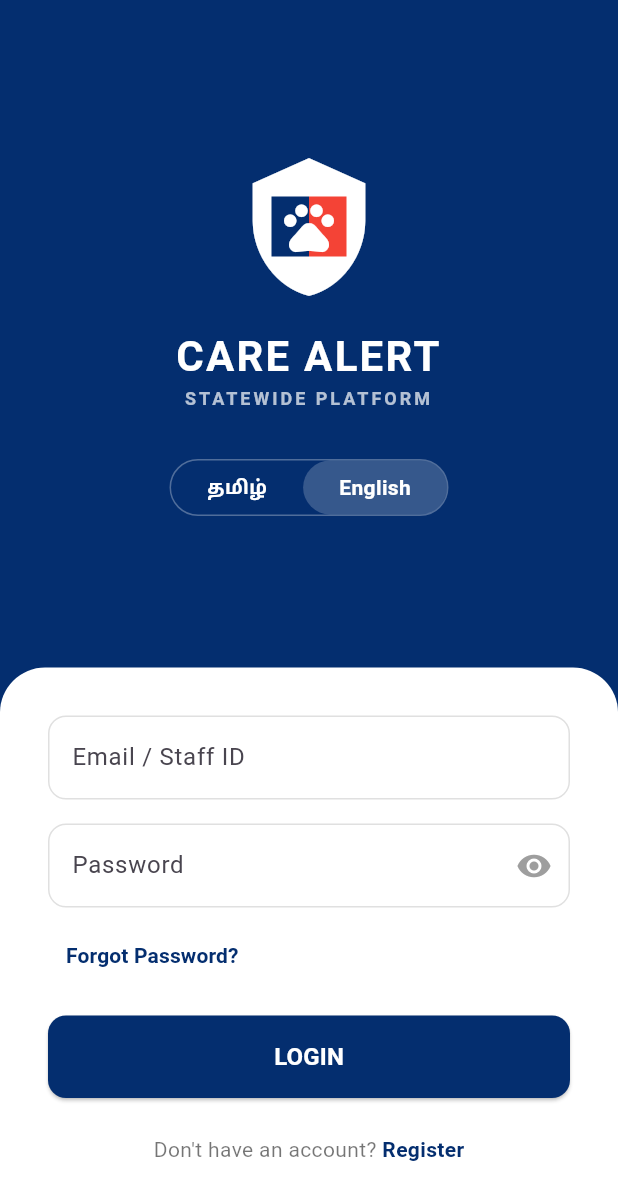
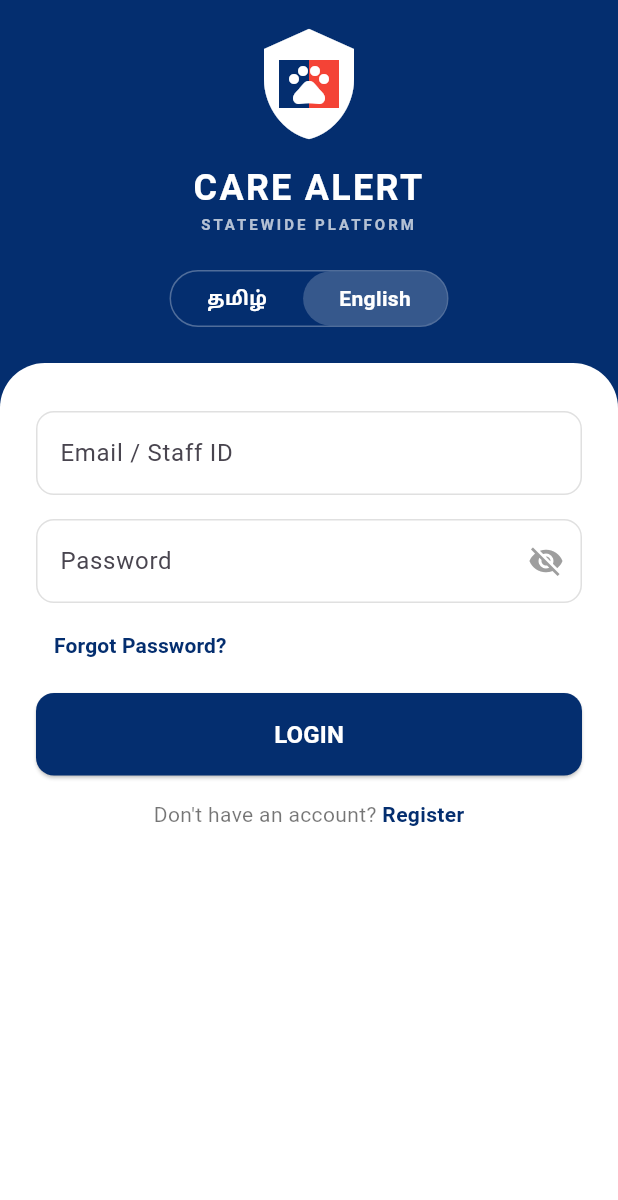
Before and after one commit to pragathipandiyan05-netizen/healthcare, a Flutter app: the screen it shows after launch, on a phone screen of 412 x 824 dp. Shown: the top 1200 px of the screen. Run offline on Flutter 3.47's test engine with Material 3 defaults, Android fonts, the phone set to English and light mode, and no system bars; our stand-ins replace cloud_firestore, firebase_core, geolocator, permission_handler, shared_preferences; accounts and stored records are empty.

Commit message:
Fix login screen layout and password toggle

```diff
--- a/frontend/lib/screens/login_screen.dart
+++ b/frontend/lib/screens/login_screen.dart
@@ -11,6 +11,7 @@ class _LoginScreenState extends State<LoginScreen> {
   final TextEditingController _staffIdController = TextEditingController();
   final TextEditingController _passwordController = TextEditingController();
   bool isEnglish = true;
+  bool? _obscurePassword = true;
 
   void _login() async {
     if (_staffIdController.text.trim() == 'staff@gmail.com' && _passwordController.text == 'password') {
@@ -42,34 +43,34 @@ class _LoginScreenState extends State<LoginScreen> {
       body: SafeArea(
         child: Column(
           children: [
-            Expanded(
-              child: Center(
-                child: SingleChildScrollView(
+            // Fixed Blue Header (Stable, never scrolls)
+            Container(
+              width: double.infinity,
+              padding: const EdgeInsets.only(top: 16, bottom: 24),
               child: Column(
-                    mainAxisAlignment: MainAxisAlignment.center,
+                mainAxisSize: MainAxisSize.min,
                 children: [
-                      const SizedBox(height: 40),
                   // Mock Logo
                   Stack(
                     alignment: Alignment.center,
                     children: [
-                          Icon(Icons.shield, size: 100, color: Colors.white),
+                      Icon(Icons.shield, size: 80, color: Colors.white),
                       Row(
                         mainAxisSize: MainAxisSize.min,
                         children: [
-                              Container(width: 25, height: 40, color: primaryBlue),
-                              Container(width: 25, height: 40, color: Colors.red),
+                          Container(width: 20, height: 32, color: primaryBlue),
+                          Container(width: 20, height: 32, color: Colors.red),
                         ],
                       ),
-                          Icon(Icons.pets, size: 40, color: Colors.white), // Mocking the horse/dog figure
+                      Icon(Icons.pets, size: 32, color: Colors.white), // Mocking the horse/dog figure
                     ],
                   ),
-                      const SizedBox(height: 16),
+                  const SizedBox(height: 12),
                   const Text(
                     'CARE ALERT',
                     textAlign: TextAlign.center,
                     style: TextStyle(
-                          fontSize: 28,
+                      fontSize: 24,
                       fontWeight: FontWeight.bold,
                       color: Colors.white,
                       letterSpacing: 1.5,
@@ -79,13 +80,13 @@ class _LoginScreenState extends State<LoginScreen> {
                     'STATEWIDE PLATFORM',
                     textAlign: TextAlign.center,
                     style: TextStyle(
-                          fontSize: 12,
+                      fontSize: 10,
                       color: Colors.white70,
                       fontWeight: FontWeight.w600,
                       letterSpacing: 2,
                     ),
                   ),
-                      const SizedBox(height: 32),
+                  const SizedBox(height: 24),
                   // Language Toggle
                   Container(
                     decoration: BoxDecoration(
@@ -126,22 +127,22 @@ class _LoginScreenState extends State<LoginScreen> {
                       ],
                     ),
                   ),
-                      const SizedBox(height: 40),
                 ],
               ),
             ),
-              ),
-            ),
-            // Bottom White Sheet
-            Container(
+            // Bottom White Sheet (Scrolls if needed)
+            Expanded(
+              child: Container(
                 decoration: const BoxDecoration(
                   color: Colors.white,
                   borderRadius: BorderRadius.vertical(top: Radius.circular(30)),
                 ),
-              padding: const EdgeInsets.all(32.0),
+                child: SingleChildScrollView(
+                  padding: const EdgeInsets.all(24.0),
                   child: Column(
                     crossAxisAlignment: CrossAxisAlignment.stretch,
                     children: [
+                      const SizedBox(height: 8),
                       TextField(
                         controller: _staffIdController,
                         decoration: InputDecoration(
@@ -159,10 +160,20 @@ class _LoginScreenState extends State<LoginScreen> {
                       const SizedBox(height: 16),
                       TextField(
                         controller: _passwordController,
-                    obscureText: true,
+                        obscureText: _obscurePassword ?? true,
                         decoration: InputDecoration(
                           labelText: 'Password',
-                      suffixIcon: const Icon(Icons.remove_red_eye, color: Colors.grey),
+                          suffixIcon: IconButton(
+                            icon: Icon(
+                              (_obscurePassword ?? true) ? Icons.visibility_off : Icons.visibility,
+                              color: Colors.grey,
+                            ),
+                            onPressed: () {
+                              setState(() {
+                                _obscurePassword = !(_obscurePassword ?? true);
+                              });
+                            },
+                          ),
                           border: OutlineInputBorder(
                             borderRadius: BorderRadius.circular(12),
                             borderSide: BorderSide(color: Colors.grey.shade300),
@@ -173,7 +184,7 @@ class _LoginScreenState extends State<LoginScreen> {
                           ),
                         ),
                       ),
-                  const SizedBox(height: 8),
+                      const SizedBox(height: 4),
                       Align(
                         alignment: Alignment.centerLeft,
                         child: TextButton(
@@ -181,7 +192,7 @@ class _LoginScreenState extends State<LoginScreen> {
                           child: const Text('Forgot Password?', style: TextStyle(color: primaryBlue, fontWeight: FontWeight.bold)),
                         ),
                       ),
-                  const SizedBox(height: 16),
+                      const SizedBox(height: 8),
                       ElevatedButton(
                         onPressed: _login,
                         style: ElevatedButton.styleFrom(
@@ -194,7 +205,7 @@ class _LoginScreenState extends State<LoginScreen> {
                           style: TextStyle(fontSize: 16, color: Colors.white, fontWeight: FontWeight.bold),
                         ),
                       ),
-                  const SizedBox(height: 24),
+                      const SizedBox(height: 16),
                       Row(
                         mainAxisAlignment: MainAxisAlignment.center,
                         children: [
@@ -202,8 +213,10 @@ class _LoginScreenState extends State<LoginScreen> {
                           Text('Register', style: TextStyle(color: primaryBlue, fontWeight: FontWeight.bold)),
                         ],
                       ),
-                  const SizedBox(height: 16),
+                      const SizedBox(height: 8),
                     ],
+                  ),
+                ),
               ),
             ),
           ],
```
Also changed, not shown: frontend/lib/screens/dashboard_screen.dart (+25 -0 lines). Lines whose indentation alone changed are shown as unchanged.
